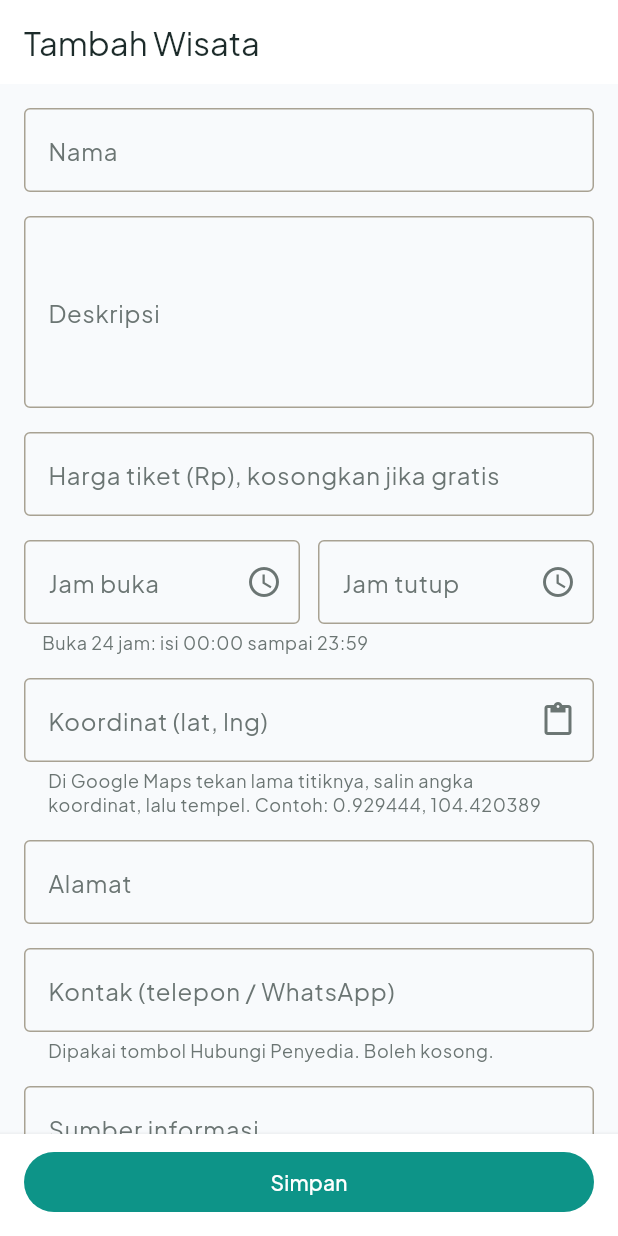
After one commit to cntoaprilhalawa-tech/pinangmate, a Flutter app: the AdminFormPage screen opened by its route, on a phone screen of 412 x 824 dp. The commit adds this screen. Run offline on Flutter 3.47's test engine with Material 3 defaults, Android fonts, the phone set to English and light mode, and no system bars; our stand-ins replace cloud_firestore, firebase_auth, firebase_core, go_router, google_fonts; accounts and stored records are empty.

Commit message:
admin: form tambah dan ubah, validasi, tempel koordinat

```diff
--- a/lib/app/router.dart
+++ b/lib/app/router.dart
@@ -1,6 +1,7 @@
 import 'package:flutter/material.dart';
 import 'package:go_router/go_router.dart';
 
+import '../ui/admin/admin_form_page.dart';
 import '../ui/admin/admin_page.dart';
 import '../ui/auth/akun_page.dart';
 import '../ui/auth/auth_gate.dart';
@@ -96,7 +97,10 @@ GoRouter createRouter(AuthViewModel auth) {
       GoRoute(path: '/admin', builder: (c, s) => const AdminPage()),
       GoRoute(
         path: '/admin/form',
-        builder: (c, s) => const PlaceholderPage('Form Admin'),
+        builder: (c, s) => AdminFormPage(
+          id: s.uri.queryParameters['id'],
+          kategori: kategoriFromRoute(s.uri.queryParameters['kategori']),
+        ),
       ),
     ],
   );
--- /dev/null
+++ b/lib/data/models/form_parsers.dart
@@ -0,0 +1,27 @@
+/// 'lat, lng' dari Google Maps. Pemisah: koma, spasi, atau titik koma.
+({double lat, double lng})? parseKoordinat(String raw) {
+  final parts = raw
+      .trim()
+      .split(RegExp(r'[,\s;]+'))
+      .where((e) => e.isNotEmpty)
+      .toList();
+  if (parts.length != 2) return null;
+  final lat = double.tryParse(parts[0]);
+  final lng = double.tryParse(parts[1]);
+  if (lat == null || lng == null) return null;
+  if (lat < -90 || lat > 90 || lng < -180 || lng > 180) return null;
+  return (lat: lat, lng: lng);
+}
+
+String formatKoordinat(double lat, double lng) => '$lat, $lng';
+
+/// 'Sejarah, religi, sejarah' -> ['sejarah', 'religi'].
+List<String> parseTag(String raw) {
+  final seen = <String>{};
+  final out = <String>[];
+  for (final t in raw.split(',')) {
+    final s = t.trim().toLowerCase();
+    if (s.isNotEmpty && seen.add(s)) out.add(s);
+  }
+  return out;
+}
--- /dev/null
+++ b/lib/ui/admin/admin_form_page.dart
@@ -0,0 +1,462 @@
+import 'package:flutter/material.dart';
+import 'package:flutter/services.dart';
+import 'package:go_router/go_router.dart';
+import 'package:provider/provider.dart';
+
+import '../../data/models/form_parsers.dart';
+import '../../data/models/item.dart';
+import '../../data/repositories/item_repository.dart';
+import '../category/category_list_page.dart' show judulKategori;
+import '../core/formatters.dart';
+import '../core/load_status.dart';
+import '../core/state_views.dart';
+import 'admin_form_view_model.dart';
+
+String _two(int n) => n.toString().padLeft(2, '0');
+
+String _fmtTime(TimeOfDay t) => '${_two(t.hour)}:${_two(t.minute)}';
+
+TimeOfDay? _parseTime(String? s) {
+  if (s == null) return null;
+  final p = s.split(':');
+  if (p.length != 2) return null;
+  final h = int.tryParse(p[0]);
+  final m = int.tryParse(p[1]);
+  if (h == null || m == null) return null;
+  return TimeOfDay(hour: h, minute: m);
+}
+
+/// Tanggal (tanpa jam) menurut WIB dari waktu tersimpan.
+DateTime _wibDate(DateTime d) {
+  final w = d.toUtc().add(const Duration(hours: 7));
+  return DateTime(w.year, w.month, w.day);
+}
+
+DateTime _wibStart(DateTime d) =>
+    DateTime.utc(d.year, d.month, d.day).subtract(const Duration(hours: 7));
+
+DateTime _wibEnd(DateTime d) => DateTime.utc(d.year, d.month, d.day, 23, 59)
+    .subtract(const Duration(hours: 7));
+
+String _hargaLabel(Kategori k) {
+  switch (k) {
+    case Kategori.wisata:
+      return 'Harga tiket (Rp), kosongkan jika gratis';
+    case Kategori.penginapan:
+      return 'Harga mulai dari per malam (Rp)';
+    case Kategori.kuliner:
+      return 'Harga mulai dari per porsi (Rp)';
+    case Kategori.event:
+      return 'Harga tiket (Rp), kosongkan jika tidak ada';
+  }
+}
+
+InputDecoration _dec(String label, {String? helper, Widget? suffix}) {
+  return InputDecoration(
+    labelText: label,
+    helperText: helper,
+    helperMaxLines: 3,
+    suffixIcon: suffix,
+    border: const OutlineInputBorder(),
+  );
+}
+
+class AdminFormPage extends StatelessWidget {
+  const AdminFormPage({super.key, this.id, required this.kategori});
+
+  final String? id;
+  final Kategori kategori;
+
+  @override
+  Widget build(BuildContext context) {
+    return ChangeNotifierProvider(
+      create: (c) => AdminFormViewModel(
+        c.read<ItemRepository>(),
+        id: id,
+        kategori: kategori,
+      ),
+      child: const _FormScaffold(),
+    );
+  }
+}
+
+class _FormScaffold extends StatelessWidget {
+  const _FormScaffold();
+
+  @override
+  Widget build(BuildContext context) {
+    final vm = context.watch<AdminFormViewModel>();
+    final judul =
+        '${vm.isEdit ? 'Ubah' : 'Tambah'} ${judulKategori(vm.kategori)}';
+    return Scaffold(
+      appBar: AppBar(title: Text(judul)),
+      body: switch (vm.status) {
+        LoadStatus.loading => const LoadingView(),
+        LoadStatus.error =>
+          ErrorView(message: 'Gagal memuat data.', onRetry: vm.load),
+        LoadStatus.empty => const EmptyView(message: 'Data tidak ditemukan.'),
+        LoadStatus.ready =>
+          _ItemForm(initial: vm.item, kategori: vm.kategori),
+      },
+    );
+  }
+}
+
+class _ItemForm extends StatefulWidget {
+  const _ItemForm({required this.initial, required this.kategori});
+
+  final Item? initial;
+  final Kategori kategori;
+
+  @override
+  State<_ItemForm> createState() => _ItemFormState();
+}
+
+class _ItemFormState extends State<_ItemForm> {
+  final _key = GlobalKey<FormState>();
+
+  late final TextEditingController _nama;
+  late final TextEditingController _deskripsi;
+  late final TextEditingController _harga;
+  late final TextEditingController _jamBuka;
+  late final TextEditingController _jamTutup;
+  late final TextEditingController _mulai;
+  late final TextEditingController _selesai;
+  late final TextEditingController _koordinat;
+  late final TextEditingController _alamat;
+  late final TextEditingController _kontak;
+  late final TextEditingController _sumber;
+  late final TextEditingController _tag;
+
+  late bool _aktif;
+  DateTime? _mulaiDate;
+  DateTime? _selesaiDate;
+
+  bool get _isEvent => widget.kategori == Kategori.event;
+
+  @override
+  void initState() {
+    super.initState();
+    final i = widget.initial;
+    _nama = TextEditingController(text: i?.nama ?? '');
+    _deskripsi = TextEditingController(text: i?.deskripsi ?? '');
+    _harga = TextEditingController(
+      text: (i != null && i.harga > 0) ? '${i.harga}' : '',
+    );
+    _jamBuka = TextEditingController(text: i?.jamBuka ?? '');
+    _jamTutup = TextEditingController(text: i?.jamTutup ?? '');
+    _mulaiDate =
+        i?.tanggalMulai == null ? null : _wibDate(i!.tanggalMulai!);
+    _selesaiDate =
+        i?.tanggalSelesai == null ? null : _wibDate(i!.tanggalSelesai!);
+    _mulai = TextEditingController(
+      text: _mulaiDate == null ? '' : formatTanggal(_mulaiDate!),
+    );
+    _selesai = TextEditingController(
+      text: _selesaiDate == null ? '' : formatTanggal(_selesaiDate!),
+    );
+    _koordinat = TextEditingController(
+      text: i == null ? '' : formatKoordinat(i.lat, i.lng),
+    );
+    _alamat = TextEditingController(text: i?.alamat ?? '');
+    _kontak = TextEditingController(text: i?.kontak ?? '');
+    _sumber = TextEditingController(text: i?.sumber ?? '');
+    _tag = TextEditingController(text: i?.tag.join(', ') ?? '');
+    _aktif = i?.aktif ?? true;
+  }
+
+  @override
+  void dispose() {
+    for (final c in [
+      _nama, _deskripsi, _harga, _jamBuka, _jamTutup, _mulai, _selesai,
+      _koordinat, _alamat, _kontak, _sumber, _tag,
+    ]) {
+      c.dispose();
+    }
+    super.dispose();
+  }
+
+  Future<void> _pilihJam(TextEditingController c) async {
+    final awal = _parseTime(c.text) ?? const TimeOfDay(hour: 8, minute: 0);
+    final t = await showTimePicker(
+      context: context,
+      initialTime: awal,
+      builder: (ctx, child) => MediaQuery(
+        data: MediaQuery.of(ctx).copyWith(alwaysUse24HourFormat: true),
+        child: child!,
+      ),
+    );
+    if (t != null && mounted) setState(() => c.text = _fmtTime(t));
+  }
+
+  Future<void> _pilihTanggal({required bool awal}) async {
+    final hariIni = _wibDate(DateTime.now());
+    final saatIni = awal ? _mulaiDate : _selesaiDate;
+    final d = await showDatePicker(
+      context: context,
+      initialDate: saatIni ?? hariIni,
+      firstDate: DateTime(2020),
+      lastDate: DateTime(2100),
+    );
+    if (d == null || !mounted) return;
+    setState(() {
+      if (awal) {
+        _mulaiDate = d;
+        _mulai.text = formatTanggal(d);
+      } else {
+        _selesaiDate = d;
+        _selesai.text = formatTanggal(d);
+      }
+    });
+  }
+
+  Future<void> _tempelKoordinat() async {
+    final data = await Clipboard.getData(Clipboard.kTextPlain);
+    final text = data?.text?.trim();
+    if (text == null || text.isEmpty || !mounted) return;
+    setState(() => _koordinat.text = text);
+  }
+
+  Future<void> _simpan() async {
+    if (!_key.currentState!.validate()) return;
+    final k = parseKoordinat(_koordinat.text)!;
+    final vm = context.read<AdminFormViewModel>();
+    final messenger = ScaffoldMessenger.of(context);
+    final i = widget.initial;
+
+    String? opsional(String s) {
+      final t = s.trim();
+      return t.isEmpty ? null : t;
+    }
+
+    final item = Item(
+      id: i?.id ?? '',
+      kategori: widget.kategori,
+      nama: _nama.text.trim(),
+      deskripsi: _deskripsi.text.trim(),
+      harga: int.tryParse(_harga.text.trim()) ?? 0,
+      jamBuka: _isEvent ? null : opsional(_jamBuka.text),
+      jamTutup: _isEvent ? null : opsional(_jamTutup.text),
+      kontak: opsional(_kontak.text),
+      alamat: opsional(_alamat.text),
+      lat: k.lat,
+      lng: k.lng,
+      foto: i?.foto, // foto diatur di langkah berikutnya, jangan dihapus
+      sumber: opsional(_sumber.text),
+      aktif: _aktif,
+      tanggalMulai: _isEvent ? _wibStart(_mulaiDate!) : null,
+      tanggalSelesai: _isEvent ? _wibEnd(_selesaiDate!) : null,
+      tag: parseTag(_tag.text),
+    );
+
+    final ok = await vm.save(item);
+    if (!mounted || !ok) return;
+    messenger.showSnackBar(
+      SnackBar(content: Text('${item.nama} disimpan.')),
+    );
+    context.pop();
+  }
+
+  @override
+  Widget build(BuildContext context) {
+    final vm = context.watch<AdminFormViewModel>();
+    final cs = Theme.of(context).colorScheme;
+    const gap = SizedBox(height: 16);
+
+    return Column(
+      children: [
+        Expanded(
+          child: Form(
+            key: _key,
+            child: ListView(
+              padding: const EdgeInsets.all(16),
+              children: [
+                TextFormField(
+                  controller: _nama,
+                  textCapitalization: TextCapitalization.words,
+                  decoration: _dec('Nama'),
+                  validator: (v) => (v == null || v.trim().length < 3)
+                      ? 'Nama minimal 3 huruf'
+                      : null,
+                ),
+                gap,
+                TextFormField(
+                  controller: _deskripsi,
+                  maxLines: 4,
+                  textCapitalization: TextCapitalization.sentences,
+                  decoration: _dec('Deskripsi'),
+                ),
+                gap,
+                TextFormField(
+                  controller: _harga,
+                  keyboardType: TextInputType.number,
+                  inputFormatters: [FilteringTextInputFormatter.digitsOnly],
+                  decoration: _dec(_hargaLabel(widget.kategori)),
+                ),
+                gap,
+                if (_isEvent) ...[
+                  TextFormField(
+                    controller: _mulai,
+                    readOnly: true,
+                    onTap: () => _pilihTanggal(awal: true),
+                    decoration:
+                        _dec('Tanggal mulai', suffix: const Icon(Icons.event)),
+                    validator: (v) =>
+                        (v == null || v.isEmpty) ? 'Wajib diisi' : null,
+                  ),
+                  gap,
+                  TextFormField(
+                    controller: _selesai,
+                    readOnly: true,
+                    onTap: () => _pilihTanggal(awal: false),
+                    decoration: _dec('Tanggal selesai',
+                        suffix: const Icon(Icons.event)),
+                    validator: (v) {
+                      if (v == null || v.isEmpty) return 'Wajib diisi';
+                      if (_mulaiDate != null &&
+                          _selesaiDate != null &&
+                          _selesaiDate!.isBefore(_mulaiDate!)) {
+                        return 'Tanggal selesai sebelum tanggal mulai';
+                      }
+                      return null;
+                    },
+                  ),
+                ] else ...[
+                  Row(
+                    crossAxisAlignment: CrossAxisAlignment.start,
+                    children: [
+                      Expanded(
+                        child: TextFormField(
+                          controller: _jamBuka,
+                          readOnly: true,
+                          onTap: () => _pilihJam(_jamBuka),
+                          decoration: _dec('Jam buka',
+                              suffix: const Icon(Icons.schedule)),
+                          validator: (v) =>
+                              (v == null || v.isEmpty) ? 'Wajib diisi' : null,
+                        ),
+                      ),
+                      const SizedBox(width: 12),
+                      Expanded(
+                        child: TextFormField(
+                          controller: _jamTutup,
+                          readOnly: true,
+                          onTap: () => _pilihJam(_jamTutup),
+                          decoration: _dec('Jam tutup',
+                              suffix: const Icon(Icons.schedule)),
+                          validator: (v) =>
+                              (v == null || v.isEmpty) ? 'Wajib diisi' : null,
+                        ),
+                      ),
+                    ],
+                  ),
+                  Padding(
+                    padding: const EdgeInsets.only(top: 4, left: 12),
+                    child: Text(
+                      'Buka 24 jam: isi 00:00 sampai 23:59',
+                      style: Theme.of(context)
+                          .textTheme
+                          .bodySmall
+                          ?.copyWith(color: cs.onSurfaceVariant),
+                    ),
+                  ),
+                ],
+                gap,
+                TextFormField(
+                  controller: _koordinat,
+                  keyboardType: TextInputType.text,
+                  decoration: _dec(
+                    'Koordinat (lat, lng)',
+                    helper:
+                        'Di Google Maps tekan lama titiknya, salin angka koordinat, lalu tempel. Contoh: 0.929444, 104.420389',
+                    suffix: IconButton(
+                      tooltip: 'Tempel dari clipboard',
+                      icon: const Icon(Icons.content_paste),
+                      onPressed: _tempelKoordinat,
+                    ),
+                  ),
+                  validator: (v) => parseKoordinat(v ?? '') == null
+                      ? 'Format salah. Contoh: 0.929444, 104.420389'
+                      : null,
+                ),
+                gap,
+                TextFormField(
+                  controller: _alamat,
+                  decoration: _dec('Alamat'),
+                ),
+                gap,
+                TextFormField(
+                  controller: _kontak,
+                  keyboardType: TextInputType.phone,
+                  decoration: _dec(
+                    'Kontak (telepon / WhatsApp)',
+                    helper: 'Dipakai tombol Hubungi Penyedia. Boleh kosong.',
+                  ),
+                ),
+                gap,
+                TextFormField(
+                  controller: _sumber,
+                  keyboardType: TextInputType.url,
+                  decoration: _dec('Sumber informasi'),
+                ),
+                gap,
+                TextFormField(
+                  controller: _tag,
+                  decoration: _dec(
+                    'Tag (pisahkan dengan koma)',
+                    helper:
+                        'Dipakai untuk filter dan rekomendasi. Contoh: sejarah, religi',
+                  ),
+                ),
+                gap,
+                SwitchListTile(
+                  contentPadding: EdgeInsets.zero,
+                  title: const Text('Aktif'),
+                  subtitle: const Text('Matikan untuk menyembunyikan dari pengunjung'),
+                  value: _aktif,
+                  onChanged: (v) => setState(() => _aktif = v),
+                ),
+              ],
+            ),
+          ),
+        ),
+        Material(
+          elevation: 3,
+          color: cs.surface,
+          child: SafeArea(
+            child: Padding(
+              padding: const EdgeInsets.fromLTRB(16, 8, 16, 12),
+              child: Column(
+                mainAxisSize: MainAxisSize.min,
+                children: [
+                  if (vm.saveError != null)
+                    Padding(
+                      padding: const EdgeInsets.only(bottom: 8),
+                      child: Text(
+                        vm.saveError!,
+                        style: TextStyle(color: cs.error),
+                      ),
+                    ),
+                  SizedBox(
+                    width: double.infinity,
+                    child: FilledButton(
+                      onPressed: vm.saving ? null : _simpan,
+                      child: vm.saving
+                          ? const SizedBox(
+                              height: 20,
+                              width: 20,
+                              child:
+                                  CircularProgressIndicator(strokeWidth: 2),
+                            )
+                          : const Text('Simpan'),
+                    ),
+                  ),
+                ],
+              ),
+            ),
+          ),
+        ),
+      ],
+    );
+  }
+}
--- /dev/null
+++ b/lib/ui/admin/admin_form_view_model.dart
@@ -0,0 +1,76 @@
+import 'package:flutter/foundation.dart';
+
+import '../../data/models/item.dart';
+import '../../data/repositories/item_repository.dart';
+import '../core/load_status.dart';
+
+class AdminFormViewModel extends ChangeNotifier {
+  AdminFormViewModel(this._repo, {this.id, required this.kategori}) {
+    if (id != null) {
+      load();
+    } else {
+      status = LoadStatus.ready;
+    }
+  }
+
+  final ItemRepository _repo;
+  final String? id;
+  Kategori kategori;
+  bool _disposed = false;
+
+  LoadStatus status = LoadStatus.loading;
+  Item? item;
+  bool saving = false;
+  String? saveError;
+
+  bool get isEdit => id != null;
+
+  Future<void> load() async {
+    status = LoadStatus.loading;
+    _notify();
+    try {
+      final result = await _repo.getById(id!);
+      if (result == null) {
+        status = LoadStatus.empty;
+      } else {
+        item = result;
+        kategori = result.kategori;
+        status = LoadStatus.ready;
+      }
+    } catch (_) {
+      status = LoadStatus.error;
+    }
+    _notify();
+  }
+
+  Future<bool> save(Item data) async {
+    saving = true;
+    saveError = null;
+    _notify();
+    try {
+      if (isEdit) {
+        await _repo.update(id!, data);
+      } else {
+        await _repo.create(data);
+      }
+      saving = false;
+      _notify();
+      return true;
+    } catch (_) {
+      saving = false;
+      saveError = 'Gagal menyimpan. Cek koneksi dan izin admin.';
+      _notify();
+      return false;
+    }
+  }
+
+  void _notify() {
+    if (!_disposed) notifyListeners();
+  }
+
+  @override
+  void dispose() {
+    _disposed = true;
+    super.dispose();
+  }
+}
```
Also changed, not shown: lib/data/repositories/item_repository.dart (+19 -0 lines).
